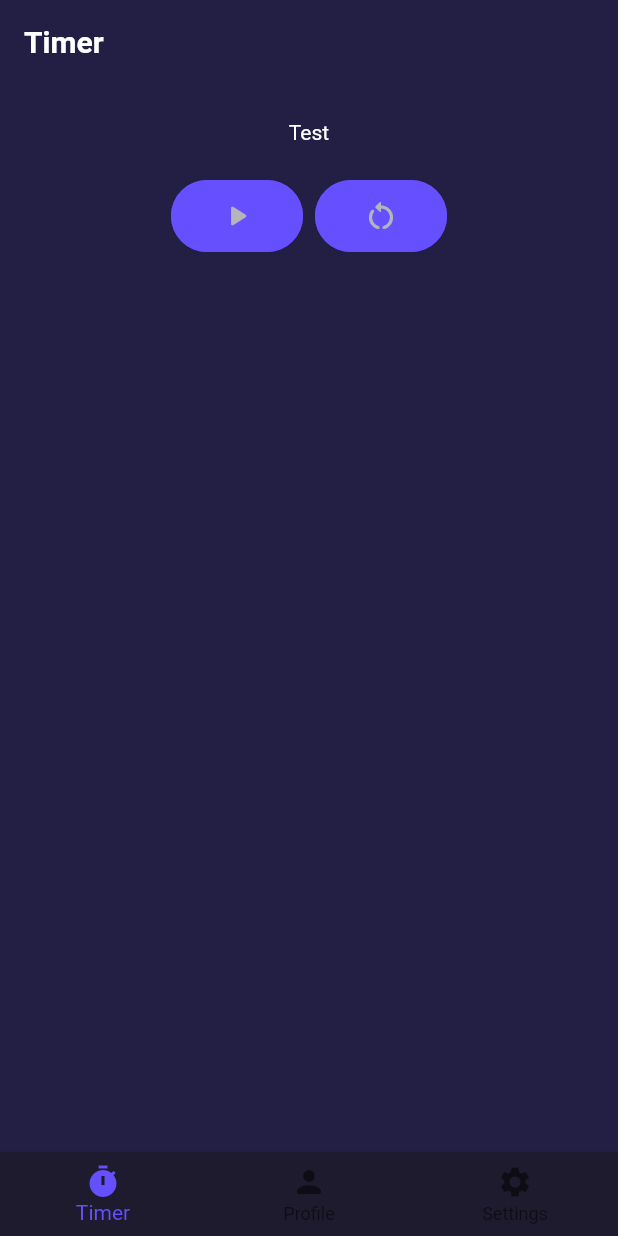
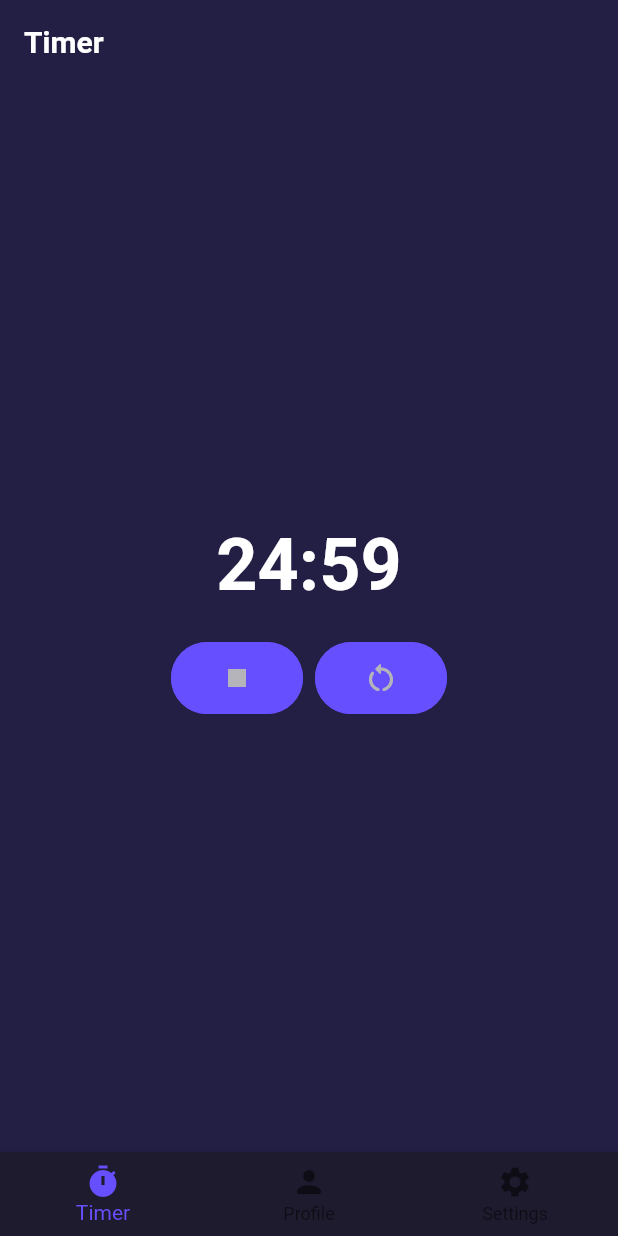
Before and after one commit to mostafa-aziz/pomodoro-timer, a Flutter app: the screen it shows after launch, after a tap on the "play arrow" icon, on a phone screen of 412 x 824 dp. Run offline on Flutter 3.47's test engine with Material 2 defaults, Android fonts, the phone set to English and light mode, and no system bars; our stand-ins replace stack_trace.

Commit message:
ADded start and reset timer buttons

```diff
--- a/lib/main/timer/timer_component.dart
+++ b/lib/main/timer/timer_component.dart
@@ -1,3 +1,5 @@
+import 'dart:async';
+
 import 'package:base_template_app/core_utils/context_utils.dart';
 import 'package:base_template_app/widgets/app_action_button.dart';
 import 'package:flutter/material.dart';
@@ -10,6 +12,9 @@ class TimerComponent extends StatefulWidget {
 }
 
 class _TimerComponentState extends State<TimerComponent> {
+  Timer? countdownTimer;
+  Duration myDuration = const Duration(minutes: 25);
+
   @override
   Widget build(BuildContext context) => Scaffold(
         appBar: AppBar(
@@ -24,9 +29,9 @@ class _TimerComponentState extends State<TimerComponent> {
 
   Widget _buildContent(BuildContext context) => Center(
         child: Column(
+          mainAxisAlignment: MainAxisAlignment.center,
           children: [
-            const SizedBox(height: 24.0),
-            Text('Test'),
+            _buildTimerLabel(context),
             const SizedBox(height: 24.0),
             Row(
               mainAxisAlignment: MainAxisAlignment.center,
@@ -40,11 +45,30 @@ class _TimerComponentState extends State<TimerComponent> {
         ),
       );
 
+  Widget _buildTimerLabel(BuildContext context) {
+    String strDigits(int n) => n.toString().padLeft(2, '0');
+    final minutes = strDigits(myDuration.inMinutes.remainder(60));
+    final seconds = strDigits(myDuration.inSeconds.remainder(60));
+
+    return Text(
+      '$minutes:$seconds',
+      style: const TextStyle(fontWeight: FontWeight.bold, fontSize: 48.0),
+    );
+  }
+
   Widget _buildStartTimerButton(BuildContext context) => SizedBox(
         width: 88.0,
         child: AppActionButton(
-          onPressed: () {},
-          child: const Icon(Icons.play_arrow_rounded),
+          onPressed: () {
+            if (countdownTimer == null || !countdownTimer!.isActive) {
+              startTimer();
+            } else {
+              stopTimer();
+            }
+          },
+          child: countdownTimer != null && countdownTimer!.isActive
+              ? const Icon(Icons.stop)
+              : const Icon(Icons.play_arrow_rounded),
         ),
       );
 
@@ -55,4 +79,30 @@ class _TimerComponentState extends State<TimerComponent> {
           child: const Icon(Icons.restart_alt_rounded),
         ),
       );
+
+  void startTimer() {
+    countdownTimer = Timer.periodic(const Duration(seconds: 1), (_) => setCountDown());
+  }
+
+  void stopTimer() {
+    setState(() => countdownTimer!.cancel());
+  }
+
+  void resetTimer() {
+    stopTimer();
+    setState(() => myDuration = const Duration(minutes: 25));
+  }
+
+  void setCountDown() {
+    const reduceSecondsBy = 1;
+
+    setState(() {
+      final seconds = myDuration.inSeconds - reduceSecondsBy;
+      if (seconds < 0) {
+        countdownTimer!.cancel();
+      } else {
+        myDuration = Duration(seconds: seconds);
+      }
+    });
+  }
 }
```
Also changed, not shown: lib/main/profile/profile_repository.dart (added).
